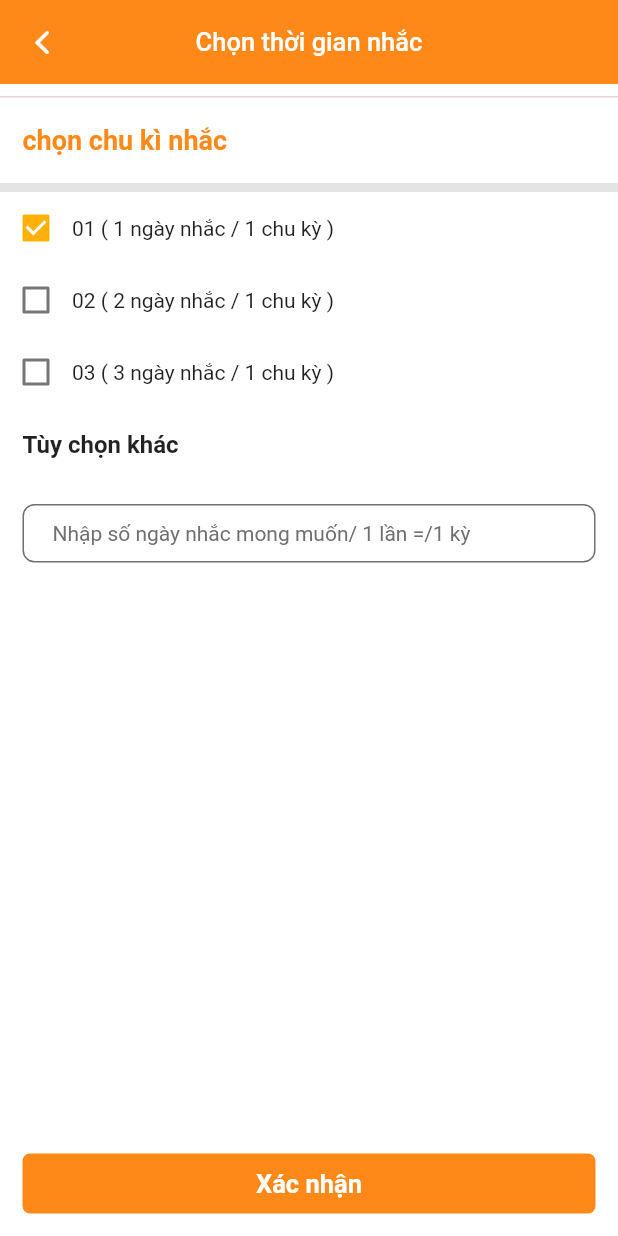
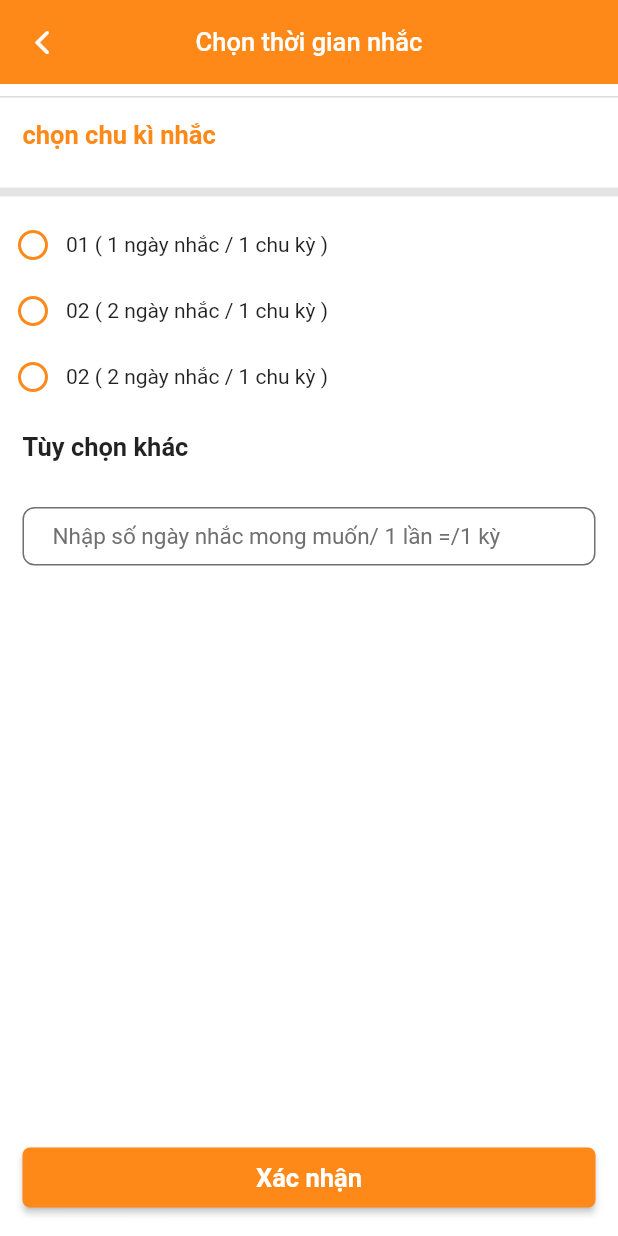
Before and after one commit to NhaPCS/baby_garden, a Flutter app: the RemindCycleScreen screen opened directly, on a phone screen of 412 x 824 dp. Run offline on Flutter 3.47's test engine with Material 2 defaults, Android fonts, the phone set to English and light mode, and no system bars; our stand-ins replace auto_size_text, cached_network_image, carousel_slider, dots_indicator, fl_chart, flutter_html and 10 more; accounts and stored records are empty.

Commit message:
fix todo design

```diff
--- a/lib/screen/remind_cycle/remind_cycle_screen.dart
+++ b/lib/screen/remind_cycle/remind_cycle_screen.dart
@@ -1,6 +1,8 @@
 import 'package:baby_garden_flutter/generated/l10n.dart';
 import 'package:baby_garden_flutter/screen/base_state.dart';
 import 'package:baby_garden_flutter/util/resource.dart';
+import 'package:baby_garden_flutter/widget/button/my_raised_button.dart';
+import 'package:baby_garden_flutter/widget/checkbox/circle_checkbox.dart';
 import 'package:baby_garden_flutter/widget/input/my_text_field.dart';
 import 'package:flutter/cupertino.dart';
 import 'package:flutter/material.dart';
@@ -12,16 +14,23 @@ class RemindCycleScreen extends StatefulWidget {
 }
 
 class _RemindCycleScreenState extends BaseState<RemindCycleScreen> {
+  bool check1 = false;
+  bool check2 = false;
+  bool check3 = false;
+
   @override
   Widget buildWidget(BuildContext context) {
     return Scaffold(
         appBar: getAppBar(title: S.of(context).selectRemindTime),
-        body: Column(
+        body: Stack(
+          children: <Widget>[
+            SingleChildScrollView(
+              child: Column(
                 crossAxisAlignment: CrossAxisAlignment.start,
                 children: <Widget>[
                   Container(
-              margin: EdgeInsets.only(top: 8),
-              padding: const EdgeInsets.only(left: 15, top: 18, bottom: 18),
+                    margin: EdgeInsets.only(top: SizeUtil.midSmallSpace),
+                    padding: SizeUtil.normalPadding,
                     width: double.infinity,
                     decoration: setBorder('top', Color(0xffE1D9D9), 1),
                     child: Text(
@@ -29,102 +38,75 @@ class _RemindCycleScreenState extends BaseState<RemindCycleScreen> {
                       style: TextStyle(
                           color: ColorUtil.primaryColor,
                           fontWeight: FontWeight.bold,
-                    fontSize: 18),
+                          fontSize: SizeUtil.textSizeBigger),
                     ),
                   ),
-            Expanded(
-                child: Container(
-              decoration: setBorder('top', Color(0xffE4E4E4), 6),
-              // TODO-QAnh: bỏ cái Column này đi, move lên Column trên, k để lồng nhau
-              child: Column(
-                crossAxisAlignment: CrossAxisAlignment.start,
-                children: <Widget>[
-                  Row(
-                    children: <Widget>[
-                      // TODO-QAnh: dung CircleCheckBox
-                      Checkbox(
-                          value: true,
-                          onChanged: (bool value) {
-                            setState(() {
-                              // this.checkDefaultAdd = !this.checkDefaultAdd;
-                            });
-                          }),
-                      Text('01 ( 1 ngày nhắc / 1 chu kỳ )')
-                    ],
-                  ),
-                  Row(
-                    children: <Widget>[
-                      // TODO-QAnh: dung CircleCheckBox
-                      Checkbox(
-                          value: false,
-                          onChanged: (bool value) {
-                            setState(() {
-                              // this.checkDefaultAdd = !this.checkDefaultAdd;
-                            });
-                          }),
-                      Text('02 ( 2 ngày nhắc / 1 chu kỳ )')
-                    ],
-                  ),
-                  Row(
-                    children: <Widget>[
-                      // TODO-QAnh: dung CircleCheckBox
-                      Checkbox(
-                          value: false,
-                          onChanged: (bool value) {
-                            setState(() {
-                              // this.checkDefaultAdd = !this.checkDefaultAdd;
-                            });
-                          }),
-                      Text('03 ( 3 ngày nhắc / 1 chu kỳ )')
-                    ],
-                  ),
+                  WidgetUtil.getLine(color: Color(0xffE4E4E4), width: 6),
+                  _remindCycle(S.of(context).remindCycle1, check1),
+                  _remindCycle(S.of(context).remindCycle2, check2),
+                  _remindCycle(S.of(context).remindCycle3, check3),
                   Padding(
                     padding: SizeUtil.normalPadding,
                     child: Text(
-                      'Tùy chọn khác',
-                      style:
-                          TextStyle(fontSize: 16, fontWeight: FontWeight.bold),
+                      S.of(context).remindOtherOption,
+                      style: TextStyle(
+                          fontSize: SizeUtil.textSizeBigger,
+                          fontWeight: FontWeight.bold),
                     ),
                   ),
                   Padding(
                     padding: SizeUtil.normalPadding,
                     child: MyTextField(
-                      hint: 'Nhập số ngày nhắc mong muốn/ 1 lần =/1 kỳ',
-                      hintStyle:
-                          TextStyle(fontSize: 14, color: ColorUtil.darkGray),
+                      padding: SizeUtil.normalPadding,
+                      hint: S.of(context).remindOtherOptionHint,
+                      hintStyle: TextStyle(
+                          fontSize: SizeUtil.textSizeDefault,
+                          color: ColorUtil.darkGray),
                       textEditingController: null,
                       borderColor: ColorUtil.darkGray,
                       borderRadius: 8,
                     ),
-                  )
+                  ),
                 ],
               ),
-            )),
-            // TODO-QAnh: button thi dung MyRaisedButton
-            GestureDetector(
-              child: Container(
-                margin: SizeUtil.normalPadding,
-                width: double.infinity,
-                height: 40,
-                decoration: BoxDecoration(
-                    color: ColorUtil.primaryColor,
-                    borderRadius: BorderRadius.circular(SizeUtil.tinyRadius)),
-                child: Center(
-                  child: Text(
-                    S.of(context).confirm,
-                    style: TextStyle(
+            ),
+            Align(
+              alignment: Alignment.bottomCenter,
+              child: Padding(
+                padding: SizeUtil.normalPadding,
+                child: MyRaisedButton(
+                    padding: SizeUtil.smallPadding,
+                    text: S.of(context).confirm,
+                    textStyle: TextStyle(
                         fontSize: SizeUtil.textSizeBigger,
                         fontWeight: FontWeight.bold,
                         color: Colors.white),
+                    color: ColorUtil.primaryColor,
+                    borderRadius: SizeUtil.tinyRadius,
+                    matchParent: true,
+                    onPressed: () {
+                      // TODO-QA set cycle
+                      Navigator.of(context).pop();
+                    }),
               ),
-                ),
-              ),
-              onTap: () {
-                Navigator.of(context).pop();
-              },
             )
           ],
         ));
+  }
+
+  Widget _remindCycle(String label, bool value) {
+    return Row(
+      children: <Widget>[
+        CircleCheckbox(
+            color: ColorUtil.primaryColor,
+            uncheckBg: Icons.radio_button_unchecked,
+            checked: value,
+            onChanged: (bool val) {
+              value = val;
+            }),
+        Expanded(child: Text(label))
+      ],
+    );
   }
 
   @override
--- a/lib/util/resource.dart
+++ b/lib/util/resource.dart
@@ -337,6 +337,7 @@ class SizeUtil {
   static const double largeSpace = 70;
   static const double biggerSpace = 40;
   static const double notifyHintSpace = 36;
+  static const double normalBigSpace = 25;
 
   static const double textSizeBig = 24;
   static const double textSizeItemPost = 30;
--- a/lib/widget/checkbox/circle_checkbox.dart
+++ b/lib/widget/checkbox/circle_checkbox.dart
@@ -51,6 +51,7 @@ class _CircleState extends State<CircleCheckbox> {
       startValue = checked;
     }
     return InkWell(
+      splashColor: Colors.transparent,
       child: widget.text == null
           ? _icon()
           : Wrap(
```
Also changed, not shown: lib/data/service.dart (+17 -0 lines), lib/l10n/intl_en.arb (+6 -1 lines), lib/screen/account_manage/dialog/add_child_dialog.dart (+28 -34 lines), lib/screen/remind_add/remind_add_screen.dart (+13 -19 lines), lib/screen/remind_management/widget/reminder_layout.dart (+21 -25 lines), lib/screen/remind_set_date/remind_set_date_screen.dart (+28 -39 lines), lib/screen/remind_set_time/remind_set_time_screen.dart (+33 -40 lines), lib/screen/voucher_code/voucher_code_screen.dart (+10 -32 lines), lib/screen/voucher_detail/voucher_detail_screen.dart (+4 -5 lines), lib/generated/intl/messages_en.dart, lib/generated/l10n.dart. Lines whose indentation alone changed are shown as unchanged.
